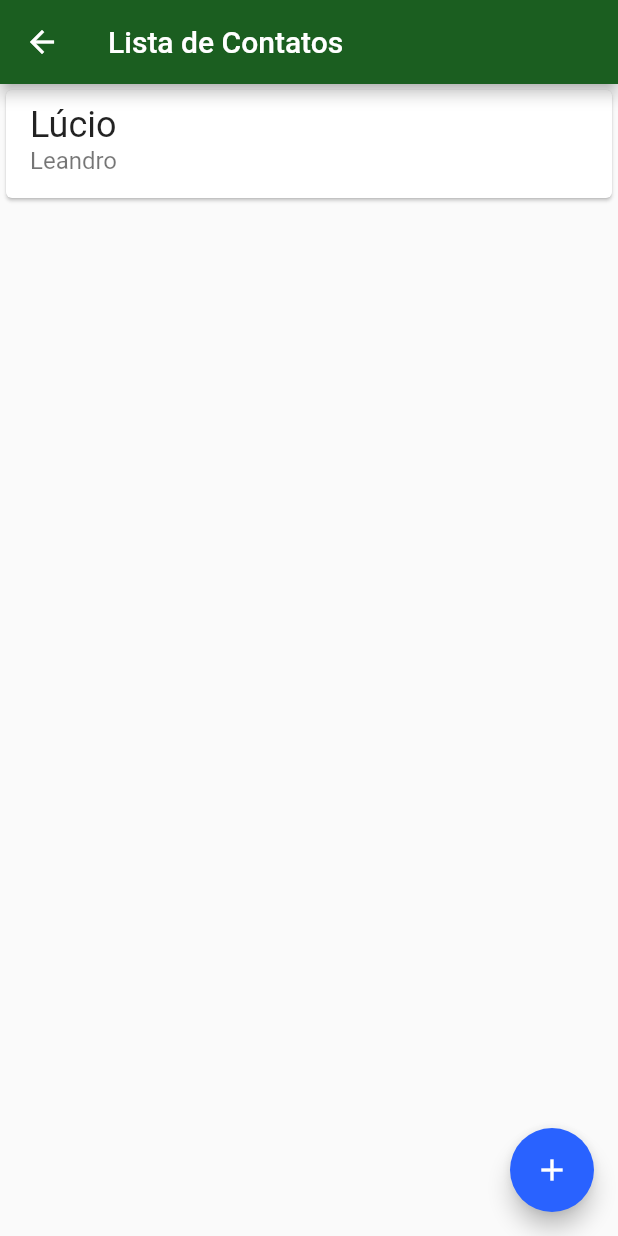
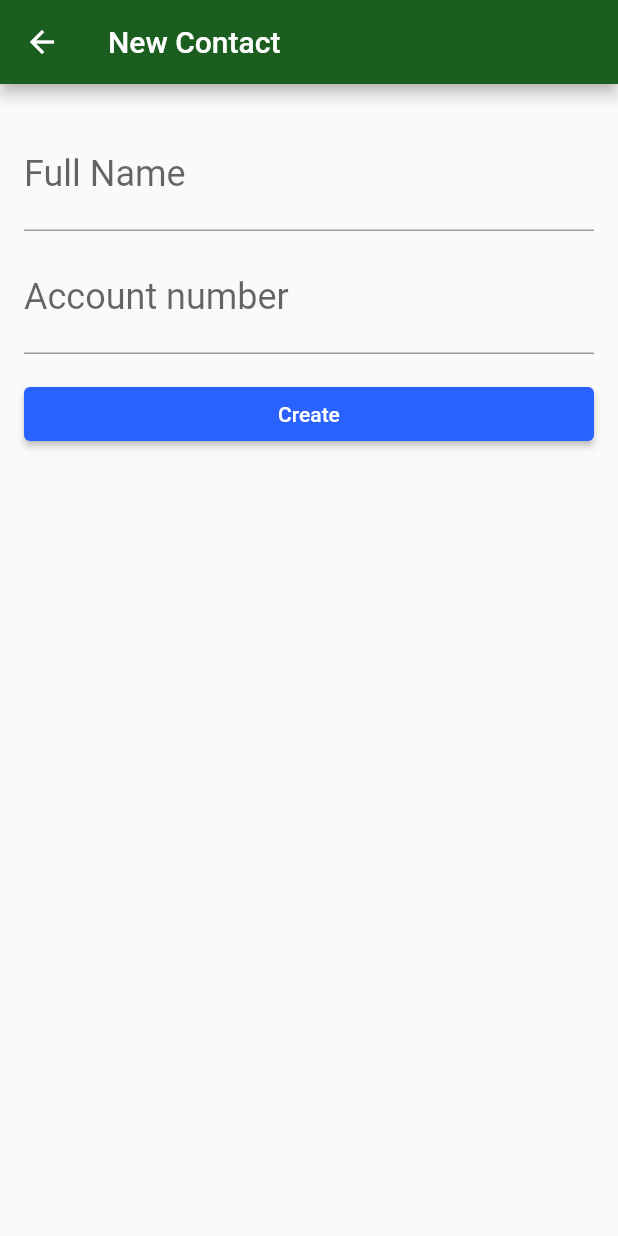
Before and after one commit to lucioleandro/gringottsapp, a Flutter app: the ContactsList screen opened directly, after a tap on the "add" icon, on a phone screen of 412 x 824 dp. Run offline on Flutter 3.47's test engine with Material 2 defaults, Android fonts, the phone set to English and light mode, and no system bars.

Commit message:
ending application flow

```diff
--- a/lib/main.dart
+++ b/lib/main.dart
@@ -1,4 +1,5 @@
 import 'package:flutter/material.dart';
+import 'package:gringotts/screens/contact_form.dart';
 import 'package:gringotts/screens/contacts_list.dart';
 import 'package:gringotts/screens/dashboard.dart';
 
--- /dev/null
+++ b/lib/models/contact.dart
@@ -0,0 +1,12 @@
+class Contact {
+  final String _name;
+  final int _accountNumber;
+
+  Contact(this._name, this._accountNumber);
+
+  @override
+  String toString() {
+    return 'Contact{_name: $_name, _accountNumber: $_accountNumber}';
+  }
+
+}
--- /dev/null
+++ b/lib/screens/contact_form.dart
@@ -0,0 +1,72 @@
+import 'package:flutter/material.dart';
+import 'package:gringotts/models/contact.dart';
+
+class ContactForm extends StatefulWidget {
+
+  @override
+  _ContactFormState createState() => _ContactFormState();
+}
+
+class _ContactFormState extends State<ContactForm> {
+  final TextEditingController _nameController = TextEditingController();
+
+  final TextEditingController _accountNumberController = TextEditingController();
+
+  @override
+  Widget build(BuildContext context) {
+    return Scaffold(
+      appBar: AppBar(
+        title: Text('New Contact'),
+      ),
+      body: Padding(
+        padding: const EdgeInsets.all(16.0),
+        child: Column(
+          children: <Widget>[
+            Padding(
+              padding: const EdgeInsets.only(top: 8.0),
+              child: TextField(
+                controller: _nameController,
+                  decoration: InputDecoration(
+                    labelText: 'Full Name',
+                  ),
+                  style: TextStyle(
+                    fontSize: 24.0,
+                  )),
+            ),
+            Padding(
+              padding: const EdgeInsets.only(top: 8.0),
+              child: TextField(
+                controller: _accountNumberController,
+                decoration: InputDecoration(
+                  labelText: 'Account number',
+                ),
+                style: TextStyle(
+                  fontSize: 24.0,
+                ),
+                keyboardType: TextInputType.number,
+              ),
+            ),
+            Padding(
+              padding: const EdgeInsets.only(top: 16.0),
+              child: SizedBox(
+                width: double.maxFinite,
+                child: RaisedButton(
+                  child: Text('Create'),
+                  onPressed: () {
+                    final String name = _nameController.text;
+                    final int accountNumber = int.tryParse(_accountNumberController.text);
+
+                    if(name != null && accountNumber != null) {
+                      final Contact contact = Contact(name, accountNumber);
+                      Navigator.pop(context, contact);
+                    }
+                  },
+                ),
+              ),
+            ),
+          ],
+        ),
+      ),
+    );
+  }
+}
--- a/lib/screens/contacts_list.dart
+++ b/lib/screens/contacts_list.dart
@@ -1,12 +1,13 @@
 import 'package:flutter/cupertino.dart';
 import 'package:flutter/material.dart';
+import 'package:gringotts/screens/contact_form.dart';
 
 class ContactsList extends StatelessWidget {
   @override
   Widget build(BuildContext context) {
     return Scaffold(
       appBar: AppBar(
-        title: Text('Lista de Contatos'),
+        title: Text('Contact List'),
       ),
       body: ListView(
         children: <Widget>[
@@ -28,7 +29,10 @@ class ContactsList extends StatelessWidget {
       ),
       floatingActionButton: FloatingActionButton(
         onPressed: () {
-
+          Navigator.of(context).push(MaterialPageRoute(
+            builder: (context) => ContactForm(),
+          ),
+          ).then((newContact) => debugPrint(newContact.toString()),);
         },
         child: Icon(Icons.add),
       ),
```
